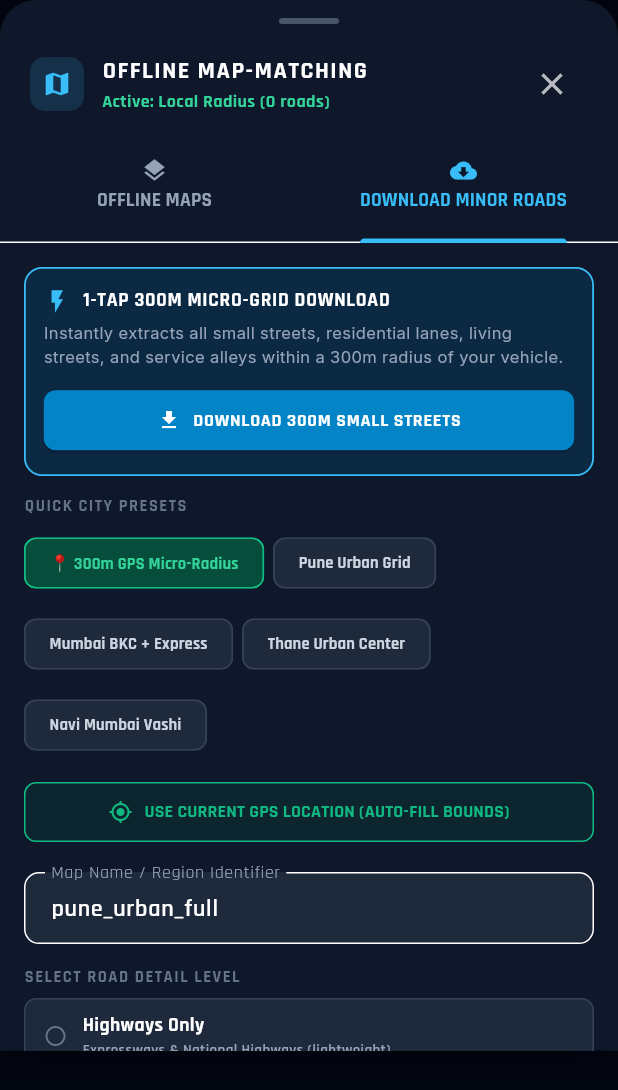
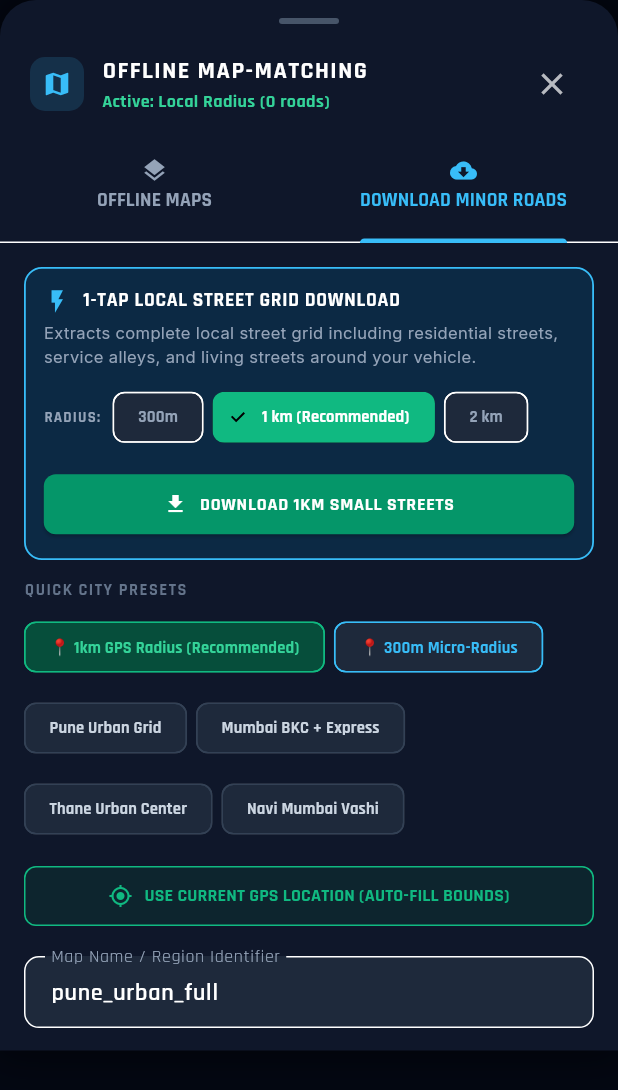
Before and after one commit to YashEkhande24/idr-desktop-simulator, a Flutter app: the OfflineMapSheet widget shown alone on an empty page, opened directly, tab 2 chosen, on a phone screen of 412 x 824 dp. Shown: the top 1090 px of the screen. Run offline on Flutter 3.47's test engine with Material 3 defaults, Android fonts, the phone set to English and light mode, and no system bars; our stand-ins replace fl_chart, flutter_map, geolocator, google_fonts, latlong2 and 1 more; missing offline and left inert: dart:ffi, onnxruntime.

Commit message:
feat: upgrade small street OSM download to 1km radius with interactive radius selector

```diff
--- a/lib/services/dynamic_map_service.dart
+++ b/lib/services/dynamic_map_service.dart
@@ -177,12 +177,13 @@ class DynamicMapService extends ChangeNotifier {
     }
   }
 
-  /// Downloads a 300m micro-grid of small streets (residential, service, alleys) around current vehicle position.
-  Future<bool> trigger300mSmallStreetsDownload(IdrPipeline pipeline) async {
+  /// Downloads a local grid of small streets (residential, service, alleys) around current vehicle position.
+  /// Defaults to 1.0 km radius (covers ~3.14 sq km of neighbourhood streets).
+  Future<bool> triggerLocalSmallStreetsDownload(IdrPipeline pipeline, {double radiusKm = 1.0}) async {
     final lat = pipeline.currentLatitude ?? pipeline.sensorService.refLat;
     final lon = pipeline.currentLongitude ?? pipeline.sensorService.refLon;
     if (lat == null || lon == null) {
-      _statusMessage = 'GPS location required for 300m small streets download';
+      _statusMessage = 'GPS location required for small streets download';
       notifyListeners();
       return false;
     }
@@ -190,7 +191,8 @@ class DynamicMapService extends ChangeNotifier {
     if (_isDownloading) return false;
 
     _isDownloading = true;
-    _statusMessage = 'Downloading 300m small street grid...';
+    final radiusLabel = radiusKm < 1.0 ? '${(radiusKm * 1000).round()}m' : '${radiusKm.toStringAsFixed(radiusKm % 1 == 0 ? 0 : 1)}km';
+    _statusMessage = 'Downloading $radiusLabel small street grid...';
     _downloadProgress = 0.1;
     notifyListeners();
 
@@ -198,13 +200,13 @@ class DynamicMapService extends ChangeNotifier {
       final latStr = lat.toStringAsFixed(3).replaceAll('.', '_');
       final lonStr = lon.toStringAsFixed(3).replaceAll('.', '_');
       final timestamp = DateTime.now().millisecondsSinceEpoch;
-      final mapName = 'micro_300m_${latStr}_${lonStr}_$timestamp';
+      final mapName = 'streets_${radiusLabel}_${latStr}_${lonStr}_$timestamp';
 
       final file = await OsmDownloadService.downloadRadiusArea(
         mapName: mapName,
         centerLat: lat,
         centerLon: lon,
-        radiusKm: 0.3, // 300 meters
+        radiusKm: radiusKm,
         level: RoadLevel.minorRoads, // Includes residential, service lanes, living streets, alleys
         onProgress: (status, progress) {
           _statusMessage = status;
@@ -219,7 +221,7 @@ class DynamicMapService extends ChangeNotifier {
 
       await pipeline.loadOfflineOsmMapFromFile(
         file,
-        mapName: '300m Small Streets (${lat.toStringAsFixed(3)}°, ${lon.toStringAsFixed(3)}°)',
+        mapName: '$radiusLabel Small Streets (${lat.toStringAsFixed(3)}°, ${lon.toStringAsFixed(3)}°)',
         anchorLat: refLat,
         anchorLon: refLon,
         anchorAlt: refAlt,
@@ -230,7 +232,7 @@ class DynamicMapService extends ChangeNotifier {
       _distanceMovedSinceCenterKm = 0.0;
       _currentDynamicMapPath = file.path;
       _lastDownloadTime = DateTime.now();
-      _statusMessage = 'Active 300m small streets (${pipeline.activeRoadBranchCount} roads)';
+      _statusMessage = 'Active $radiusLabel small streets (${pipeline.activeRoadBranchCount} roads)';
       _isDownloading = false;
       _downloadProgress = 1.0;
 
@@ -246,6 +248,14 @@ class DynamicMapService extends ChangeNotifier {
     }
   }
 
+  /// Downloads a 1 km radius grid of small streets (primary recommendation).
+  Future<bool> trigger1KmSmallStreetsDownload(IdrPipeline pipeline) =>
+      triggerLocalSmallStreetsDownload(pipeline, radiusKm: 1.0);
+
+  /// Downloads a 300m micro-grid of small streets.
+  Future<bool> trigger300mSmallStreetsDownload(IdrPipeline pipeline) =>
+      triggerLocalSmallStreetsDownload(pipeline, radiusKm: 0.3);
+
   /// Purge all dynamic cached tiles from storage
   Future<int> purgeAllDynamicCache() async {
     final count = await OsmDownloadService.purgeAllDynamicMaps();
--- a/lib/widgets/offline_map_sheet.dart
+++ b/lib/widgets/offline_map_sheet.dart
@@ -28,6 +28,7 @@ class _OfflineMapSheetState extends State<OfflineMapSheet> with SingleTickerProv
   RoadLevel _selectedLevel = RoadLevel.minorRoads;
 
   bool _isDownloading = false;
+  double _quickRadiusKm = 1.0;
   String _downloadStatus = '';
   double _downloadProgress = 0.0;
   String? _downloadError;
@@ -130,7 +131,7 @@ class _OfflineMapSheetState extends State<OfflineMapSheet> with SingleTickerProv
     }
   }
 
-  Future<void> _download300mSmallStreets(IdrPipeline pipeline) async {
+  Future<void> _downloadLocalSmallStreets(IdrPipeline pipeline, {double radiusKm = 1.0}) async {
     final lat = pipeline.currentLatitude ?? pipeline.sensorService.refLat;
     final lon = pipeline.currentLongitude ?? pipeline.sensorService.refLon;
 
@@ -142,7 +143,7 @@ class _OfflineMapSheetState extends State<OfflineMapSheet> with SingleTickerProv
         if (mounted) {
           ScaffoldMessenger.of(context).showSnackBar(
             const SnackBar(
-              content: Text('GPS fix required to download local 300m small streets.'),
+              content: Text('GPS fix required to download local small streets.'),
               backgroundColor: Color(0xFFEF4444),
             ),
           );
@@ -151,27 +152,29 @@ class _OfflineMapSheetState extends State<OfflineMapSheet> with SingleTickerProv
       }
     }
 
+    final radiusLabel = radiusKm < 1.0 ? '${(radiusKm * 1000).round()}m' : '${radiusKm.toStringAsFixed(radiusKm % 1 == 0 ? 0 : 1)}km';
+
     setState(() {
       _isDownloading = true;
       _downloadError = null;
-      _downloadStatus = 'Downloading 300m micro-grid of small streets...';
+      _downloadStatus = 'Downloading $radiusLabel small streets & alleys...';
       _downloadProgress = 0.1;
     });
 
     try {
-      final success = await pipeline.dynamicMapService.trigger300mSmallStreetsDownload(pipeline);
+      final success = await pipeline.dynamicMapService.triggerLocalSmallStreetsDownload(pipeline, radiusKm: radiusKm);
       await _refreshDownloadedFiles();
 
       if (mounted) {
         setState(() {
           _isDownloading = false;
           _downloadProgress = success ? 1.0 : 0.0;
-          _downloadStatus = success ? 'Loaded 300m small street grid!' : 'Download failed';
+          _downloadStatus = success ? 'Loaded $radiusLabel small street grid!' : 'Download failed';
         });
         if (success) {
           ScaffoldMessenger.of(context).showSnackBar(
             SnackBar(
-              content: Text('Loaded 300m small streets & residential lanes (${pipeline.activeRoadBranchCount} roads)!'),
+              content: Text('Loaded $radiusLabel small streets & residential lanes (${pipeline.activeRoadBranchCount} roads)!'),
               backgroundColor: const Color(0xFF10B981),
             ),
           );
@@ -646,7 +649,7 @@ class _OfflineMapSheetState extends State<OfflineMapSheet> with SingleTickerProv
     return ListView(
       padding: const EdgeInsets.all(16),
       children: [
-        // 1-Tap 300m Micro-Radius Small Streets Downloader Card
+        // 1-Tap Local Small Streets Downloader Card
         Container(
           margin: const EdgeInsets.only(bottom: 12),
           padding: const EdgeInsets.all(12),
@@ -663,7 +666,7 @@ class _OfflineMapSheetState extends State<OfflineMapSheet> with SingleTickerProv
                   const Icon(Icons.flash_on, color: Color(0xFF38BDF8), size: 18),
                   const SizedBox(width: 8),
                   Text(
-                    '1-TAP 300M MICRO-GRID DOWNLOAD',
+                    '1-TAP LOCAL STREET GRID DOWNLOAD',
                     style: GoogleFonts.rajdhani(
                       fontSize: 13,
                       fontWeight: FontWeight.w800,
@@ -675,20 +678,89 @@ class _OfflineMapSheetState extends State<OfflineMapSheet> with SingleTickerProv
               ),
               const SizedBox(height: 4),
               Text(
-                'Instantly extracts all small streets, residential lanes, living streets, and service alleys within a 300m radius of your vehicle.',
+                'Extracts complete local street grid including residential streets, service alleys, and living streets around your vehicle.',
                 style: GoogleFonts.inter(
                   fontSize: 11,
                   color: const Color(0xFF94A3B8),
                 ),
               ),
+              const SizedBox(height: 8),
+
+              // Radius Selector Chips
+              Row(
+                children: [
+                  Text(
+                    'RADIUS:',
+                    style: GoogleFonts.rajdhani(
+                      fontSize: 10,
+                      fontWeight: FontWeight.w800,
+                      letterSpacing: 0.8,
+                      color: const Color(0xFF94A3B8),
+                    ),
+                  ),
+                  const SizedBox(width: 8),
+                  Expanded(
+                    child: Wrap(
+                      spacing: 6,
+                      children: [
+                        ChoiceChip(
+                          label: const Text('300m'),
+                          selected: _quickRadiusKm == 0.3,
+                          selectedColor: const Color(0xFF0284C7),
+                          backgroundColor: const Color(0xFF1E293B),
+                          labelStyle: GoogleFonts.rajdhani(
+                            fontSize: 11,
+                            fontWeight: FontWeight.w700,
+                            color: _quickRadiusKm == 0.3 ? Colors.white : const Color(0xFF94A3B8),
+                          ),
+                          onSelected: (sel) {
+                            if (sel) setState(() => _quickRadiusKm = 0.3);
+                          },
+                        ),
+                        ChoiceChip(
+                          label: const Text('1 km (Recommended)'),
+                          selected: _quickRadiusKm == 1.0,
+                          selectedColor: const Color(0xFF10B981),
+                          backgroundColor: const Color(0xFF1E293B),
+                          labelStyle: GoogleFonts.rajdhani(
+                            fontSize: 11,
+                            fontWeight: FontWeight.w700,
+                            color: _quickRadiusKm == 1.0 ? Colors.white : const Color(0xFF94A3B8),
+                          ),
+                          onSelected: (sel) {
+                            if (sel) setState(() => _quickRadiusKm = 1.0);
+                          },
+                        ),
+                        ChoiceChip(
+                          label: const Text('2 km'),
+                          selected: _quickRadiusKm == 2.0,
+                          selectedColor: const Color(0xFF0284C7),
+                          backgroundColor: const Color(0xFF1E293B),
+                          labelStyle: GoogleFonts.rajdhani(
+                            fontSize: 11,
+                            fontWeight: FontWeight.w700,
+                            color: _quickRadiusKm == 2.0 ? Colors.white : const Color(0xFF94A3B8),
+                          ),
+                          onSelected: (sel) {
+                            if (sel) setState(() => _quickRadiusKm = 2.0);
+                          },
+                        ),
+                      ],
+                    ),
+                  ),
+                ],
+              ),
+
               const SizedBox(height: 10),
               SizedBox(
                 width: double.infinity,
                 child: ElevatedButton.icon(
-                  onPressed: _isDownloading ? null : () => _download300mSmallStreets(pipeline),
+                  onPressed: _isDownloading ? null : () => _downloadLocalSmallStreets(pipeline, radiusKm: _quickRadiusKm),
                   icon: const Icon(Icons.download, size: 16),
                   label: Text(
-                    _isDownloading ? 'DOWNLOADING MICRO-GRID...' : 'DOWNLOAD 300M SMALL STREETS',
+                    _isDownloading
+                        ? 'DOWNLOADING GRID...'
+                        : 'DOWNLOAD ${_quickRadiusKm < 1.0 ? "${(_quickRadiusKm * 1000).round()}M" : "${_quickRadiusKm.toStringAsFixed(_quickRadiusKm % 1 == 0 ? 0 : 1)}KM"} SMALL STREETS',
                     style: GoogleFonts.rajdhani(
                       fontSize: 12,
                       fontWeight: FontWeight.w800,
@@ -696,7 +768,7 @@ class _OfflineMapSheetState extends State<OfflineMapSheet> with SingleTickerProv
                     ),
                   ),
                   style: ElevatedButton.styleFrom(
-                    backgroundColor: const Color(0xFF0284C7),
+                    backgroundColor: _quickRadiusKm == 1.0 ? const Color(0xFF059669) : const Color(0xFF0284C7),
                     foregroundColor: Colors.white,
                     padding: const EdgeInsets.symmetric(vertical: 10),
                     shape: RoundedRectangleBorder(borderRadius: BorderRadius.circular(8)),
@@ -726,15 +798,36 @@ class _OfflineMapSheetState extends State<OfflineMapSheet> with SingleTickerProv
               backgroundColor: const Color(0xFF064E3B),
               side: const BorderSide(color: Color(0xFF10B981)),
               label: Text(
-                '📍 300m GPS Micro-Radius',
+                '📍 1km GPS Radius (Recommended)',
                 style: GoogleFonts.rajdhani(fontSize: 11, fontWeight: FontWeight.w700, color: const Color(0xFF34D399)),
+              ),
+              onPressed: () {
+                final lat = pipeline.currentLatitude ?? pipeline.sensorService.refLat ?? 18.520;
+                final lon = pipeline.currentLongitude ?? pipeline.sensorService.refLon ?? 73.856;
+                const dDeg = 0.0090; // ~1.0 km
+                setState(() {
+                  _nameController.text = 'streets_1km_${lat.toStringAsFixed(3)}_${lon.toStringAsFixed(3)}';
+                  _southController.text = (lat - dDeg).toStringAsFixed(4);
+                  _northController.text = (lat + dDeg).toStringAsFixed(4);
+                  _westController.text = (lon - dDeg).toStringAsFixed(4);
+                  _eastController.text = (lon + dDeg).toStringAsFixed(4);
+                  _selectedLevel = RoadLevel.minorRoads;
+                });
+              },
+            ),
+            ActionChip(
+              backgroundColor: const Color(0xFF1E293B),
+              side: const BorderSide(color: Color(0xFF38BDF8)),
+              label: Text(
+                '📍 300m Micro-Radius',
+                style: GoogleFonts.rajdhani(fontSize: 11, fontWeight: FontWeight.w700, color: const Color(0xFF38BDF8)),
               ),
               onPressed: () {
                 final lat = pipeline.currentLatitude ?? pipeline.sensorService.refLat ?? 18.520;
                 final lon = pipeline.currentLongitude ?? pipeline.sensorService.refLon ?? 73.856;
                 const dDeg = 0.0027; // ~300 meters
                 setState(() {
-                  _nameController.text = 'micro_300m_${lat.toStringAsFixed(3)}_${lon.toStringAsFixed(3)}';
+                  _nameController.text = 'streets_300m_${lat.toStringAsFixed(3)}_${lon.toStringAsFixed(3)}';
                   _southController.text = (lat - dDeg).toStringAsFixed(4);
                   _northController.text = (lat + dDeg).toStringAsFixed(4);
                   _westController.text = (lon - dDeg).toStringAsFixed(4);
```
